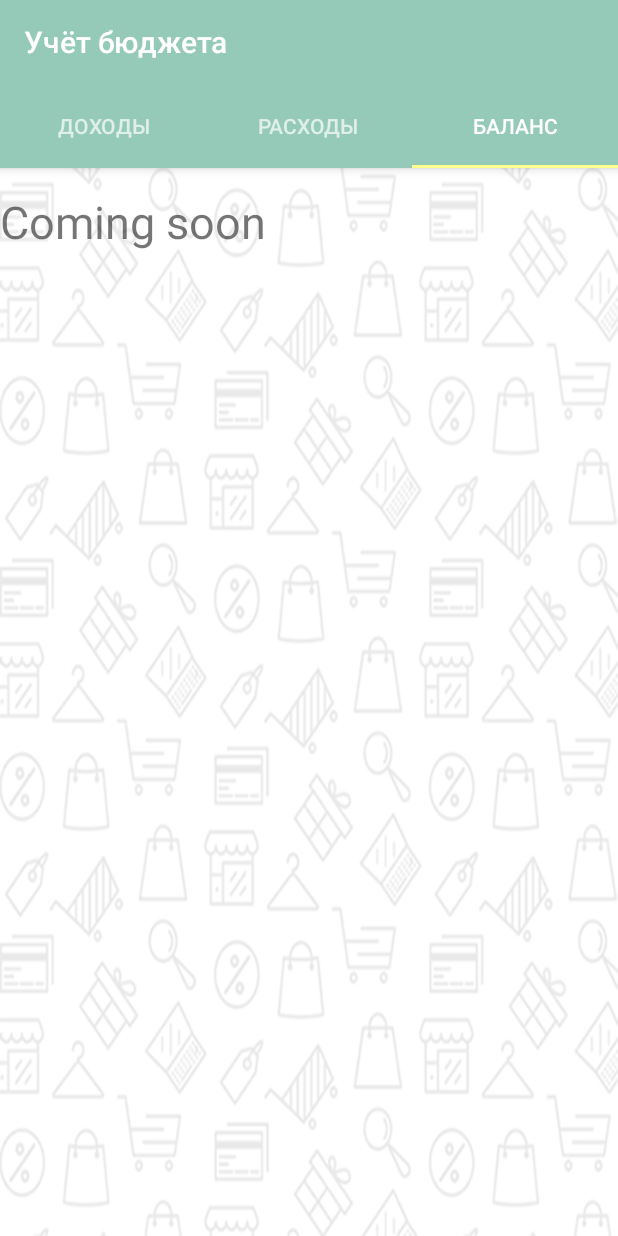
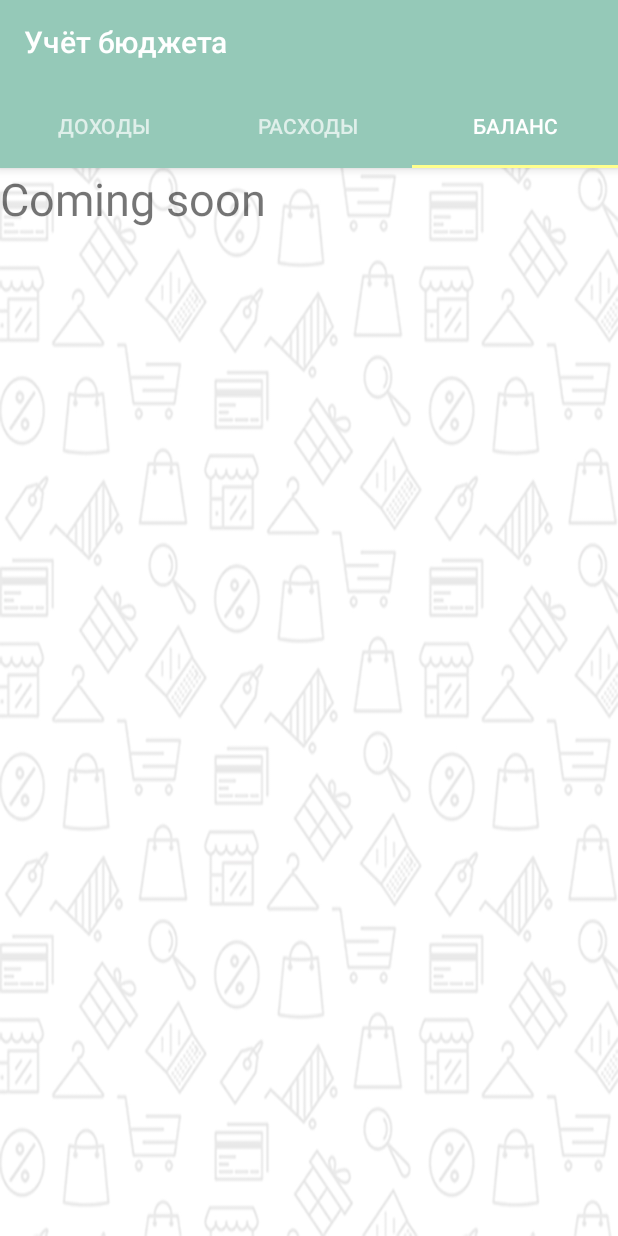
Before and after one commit to TuxGit/MoneyTracker, an Android app: the screen it shows after launch (MainActivity), tab 3 chosen, on a phone screen of 412 x 824 dp. Run offline under Robolectric (Android 15) with nearby library versions, the phone set to English and light mode, and no system bars.

Commit message:
Fix Remove ViewPager paddings

```diff
--- a/app/src/main/res/layout/activity_main.xml
+++ b/app/src/main/res/layout/activity_main.xml
@@ -33,8 +33,6 @@
         android:id="@+id/view_pager"
         android:layout_width="match_parent"
         android:layout_height="match_parent"
-        android:paddingTop="15dp"
-        android:paddingBottom="15dp"
         app:layout_behavior="@string/appbar_scrolling_view_behavior"/>
 
     <android.support.design.widget.FloatingActionButton
```
